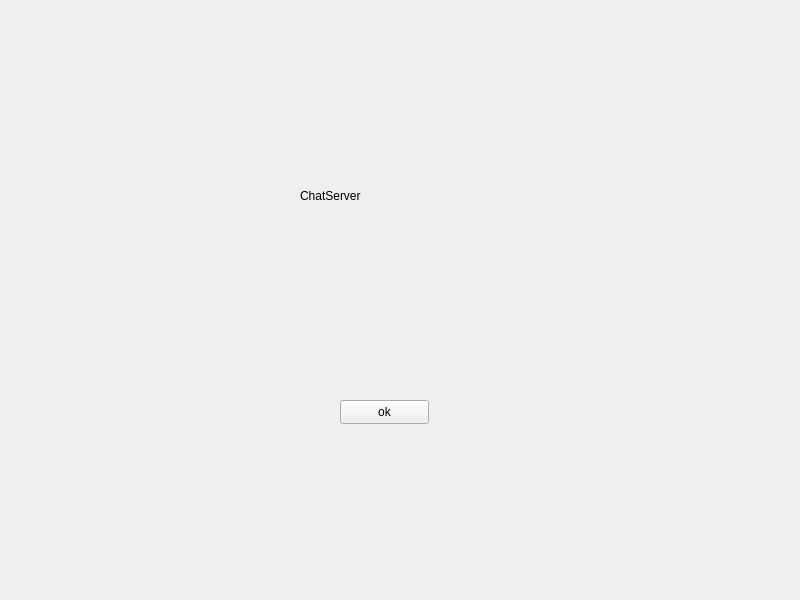
Before: the Qt Designer form chatwidget.ui in tkship/ChatProject-Client, drawn with Qt 5.
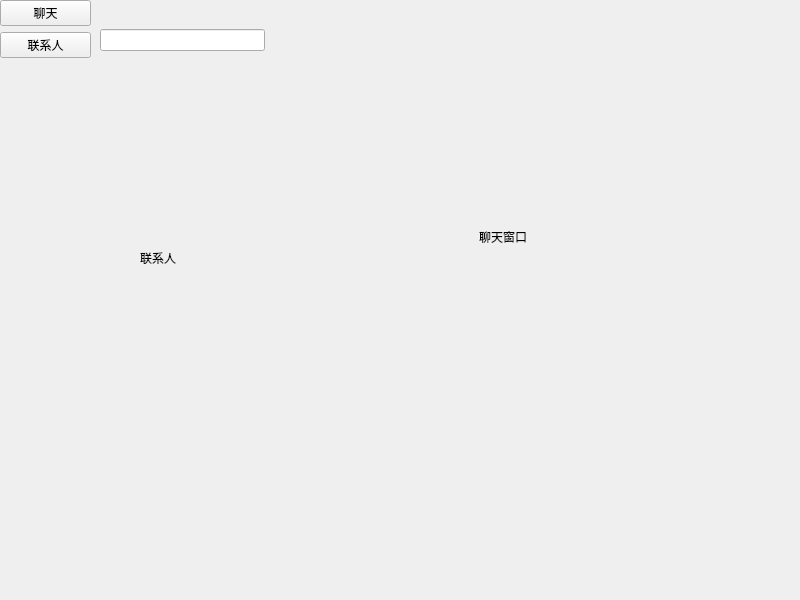
After: the same form once the commit is applied. Custom widgets are drawn as their Qt base class.

Commit message: ChatWidget界面搭建

The edit to the form file:
```diff
--- a/chatwidget.ui
+++ b/chatwidget.ui
@@ -13,36 +13,181 @@
   <property name="windowTitle">
    <string>Form</string>
   </property>
-  <widget class="QPushButton" name="pushButton">
+  <widget class="QWidget" name="SideWidget" native="true">
    <property name="geometry">
     <rect>
-     <x>340</x>
-     <y>400</y>
-     <width>89</width>
-     <height>24</height>
+     <x>0</x>
+     <y>-20</y>
+     <width>101</width>
+     <height>621</height>
     </rect>
    </property>
-   <property name="text">
-    <string>ok</string>
-   </property>
+   <widget class="QWidget" name="verticalLayoutWidget">
+    <property name="geometry">
+     <rect>
+      <x>0</x>
+      <y>20</y>
+      <width>91</width>
+      <height>601</height>
+     </rect>
+    </property>
+    <layout class="QVBoxLayout" name="verticalLayout_3">
+     <item>
+      <widget class="QPushButton" name="pushButton">
+       <property name="text">
+        <string>聊天</string>
+       </property>
+      </widget>
+     </item>
+     <item>
+      <widget class="QPushButton" name="pushButton_2">
+       <property name="text">
+        <string>联系人</string>
+       </property>
+      </widget>
+     </item>
+     <item>
+      <spacer name="verticalSpacer">
+       <property name="orientation">
+        <enum>Qt::Vertical</enum>
+       </property>
+       <property name="sizeHint" stdset="0">
+        <size>
+         <width>20</width>
+         <height>40</height>
+        </size>
+       </property>
+      </spacer>
+     </item>
+    </layout>
+   </widget>
   </widget>
-  <widget class="QLabel" name="label">
+  <widget class="QStackedWidget" name="stackedWidget">
    <property name="geometry">
     <rect>
-     <x>300</x>
-     <y>130</y>
-     <width>211</width>
-     <height>131</height>
+     <x>100</x>
+     <y>0</y>
+     <width>701</width>
+     <height>601</height>
     </rect>
    </property>
-   <property name="styleSheet">
-    <string notr="true">font: 22pt &quot;Agency FB&quot;;</string>
+   <property name="currentIndex">
+    <number>0</number>
    </property>
-   <property name="text">
-    <string>ChatServer</string>
-   </property>
+   <widget class="QWidget" name="page">
+    <widget class="QWidget" name="widget_2" native="true">
+     <property name="geometry">
+      <rect>
+       <x>0</x>
+       <y>0</y>
+       <width>211</width>
+       <height>81</height>
+      </rect>
+     </property>
+     <widget class="QWidget" name="horizontalLayoutWidget">
+      <property name="geometry">
+       <rect>
+        <x>0</x>
+        <y>0</y>
+        <width>211</width>
+        <height>80</height>
+       </rect>
+      </property>
+      <layout class="QHBoxLayout" name="horizontalLayout">
+       <item>
+        <widget class="QLineEdit" name="lineEdit"/>
+       </item>
+       <item>
+        <widget class="ClickedButton" name="AddButton">
+         <property name="sizePolicy">
+          <sizepolicy hsizetype="Minimum" vsizetype="Fixed">
+           <horstretch>0</horstretch>
+           <verstretch>0</verstretch>
+          </sizepolicy>
+         </property>
+         <property name="minimumSize">
+          <size>
+           <width>32</width>
+           <height>32</height>
+          </size>
+         </property>
+         <property name="styleSheet">
+          <string notr="true"/>
+         </property>
+         <property name="text">
+          <string/>
+         </property>
+         <property name="iconSize">
+          <size>
+           <width>32</width>
+           <height>32</height>
+          </size>
+         </property>
+         <property name="flat">
+          <bool>true</bool>
+         </property>
+        </widget>
+       </item>
+      </layout>
+     </widget>
+    </widget>
+    <widget class="QWidget" name="widget_3" native="true">
+     <property name="geometry">
+      <rect>
+       <x>0</x>
+       <y>80</y>
+       <width>211</width>
+       <height>521</height>
+      </rect>
+     </property>
+     <widget class="QLabel" name="label_4">
+      <property name="geometry">
+       <rect>
+        <x>40</x>
+        <y>170</y>
+        <width>72</width>
+        <height>15</height>
+       </rect>
+      </property>
+      <property name="text">
+       <string>联系人</string>
+      </property>
+     </widget>
+    </widget>
+    <widget class="QWidget" name="widget_4" native="true">
+     <property name="geometry">
+      <rect>
+       <x>209</x>
+       <y>9</y>
+       <width>491</width>
+       <height>591</height>
+      </rect>
+     </property>
+     <widget class="QLabel" name="label_5">
+      <property name="geometry">
+       <rect>
+        <x>170</x>
+        <y>220</y>
+        <width>72</width>
+        <height>15</height>
+       </rect>
+      </property>
+      <property name="text">
+       <string>聊天窗口</string>
+      </property>
+     </widget>
+    </widget>
+   </widget>
+   <widget class="QWidget" name="page_2"/>
   </widget>
  </widget>
+ <customwidgets>
+  <customwidget>
+   <class>ClickedButton</class>
+   <extends>QPushButton</extends>
+   <header>clickedbutton.h</header>
+  </customwidget>
+ </customwidgets>
  <resources/>
  <connections/>
 </ui>
```
The commit also changes 58 other files.
